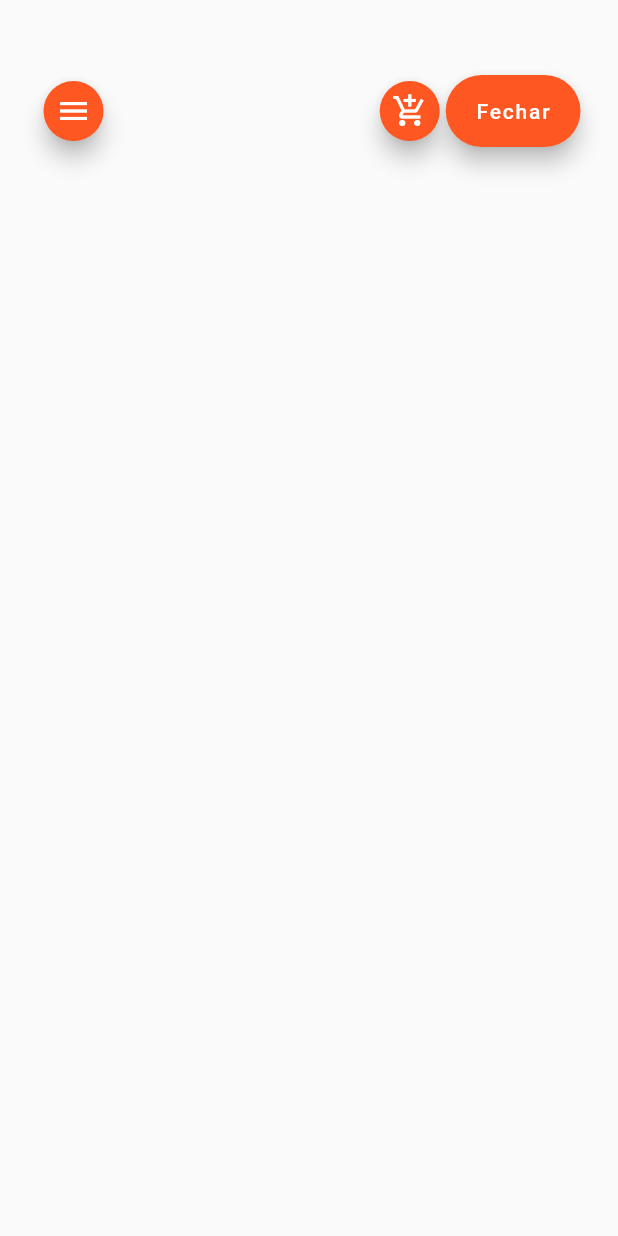
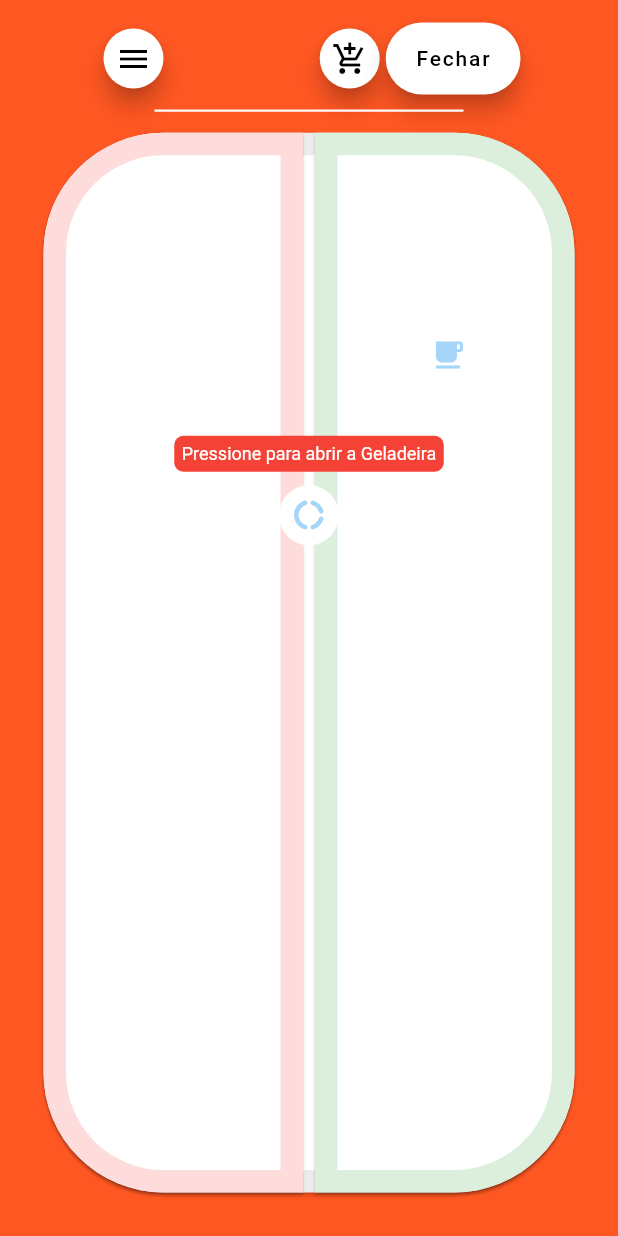
Before and after one commit to Fidjis/minha_geladeira, a Flutter app: the screen it shows after launch, on a phone screen of 412 x 824 dp. Run offline on Flutter 3.47's test engine with Material 2 defaults, Android fonts, the light colour scheme and no system bars.

Commit message:
Layout basico da HomeScreen concluido - Animacoes finalizadas

```diff
--- /dev/null
+++ b/lib/helpers/consts.dart
@@ -0,0 +1,3 @@
+class Consts {
+  static bool geladeiraAberta = false;
+}
--- a/lib/main.dart
+++ b/lib/main.dart
@@ -12,7 +12,18 @@ class MyApp extends StatelessWidget {
     return MaterialApp(
       title: 'Minha Geladeira',
       theme: ThemeData(
-        primarySwatch: Colors.deepOrange,
+        floatingActionButtonTheme: new FloatingActionButtonThemeData(
+          backgroundColor: Colors.white,
+          foregroundColor: Colors.black
+        ),
+        // textTheme: TextTheme(
+        //   bodyText1: TextStyle(),
+        //   bodyText2: TextStyle(),
+        // ).apply(
+        //   bodyColor: Colors.black,
+        //   displayColor: Colors.black,
+        // ),
+        scaffoldBackgroundColor: Colors.deepOrange,
         visualDensity: VisualDensity.adaptivePlatformDensity,
       ),
       home: HomeScreen(),
--- a/lib/views/home_screen.dart
+++ b/lib/views/home_screen.dart
@@ -1,4 +1,6 @@
 import 'package:flutter/material.dart';
+import 'package:minha_geladeira/helpers/Consts.dart';
+import 'package:minha_geladeira/widgets/geladeira_widget.dart';
 
 class HomeScreen extends StatefulWidget {
   @override
@@ -21,10 +23,25 @@ class _HomeScreenState extends State<HomeScreen> {
   }
 
   _buildBody() => Padding(
-    padding: EdgeInsets.fromLTRB(25.0, 50.0, 25.0, 25.0),
+    padding: EdgeInsets.fromLTRB(25.0, 15.0, 25.0, 25.0),
     child: Column(
+      mainAxisSize: MainAxisSize.max,
       children: [
-        _buildGeladeiraMenu(),
+        Padding(
+          padding: EdgeInsets.only(left: 40.0, right: 40.0),
+          child: _buildGeladeiraMenu(),
+        ),
+        //_buildGeladeiraMenu(),
+        //SizedBox(height: 10),
+        Container(
+          margin: EdgeInsets.only(top: 10.0, bottom: 10.0),
+          color: Colors.white,
+          height: 1.5,
+          width: MediaQuery.of(context).size.width / 2,
+        ),
+        Flexible(
+          child: GeladeiraWidget(),
+        ),
       ],
     ),
   );
@@ -35,7 +52,7 @@ class _HomeScreenState extends State<HomeScreen> {
         FloatingActionButton(
           child: Icon(Icons.menu),
           mini: true,
-          heroTag: "open menu",
+          heroTag: "open drawer",
           onPressed: () {
             _scaffoldKey.currentState.openDrawer();
           },
@@ -56,7 +73,7 @@ class _HomeScreenState extends State<HomeScreen> {
         FloatingActionButton.extended(
           heroTag: "fab fechar",
           onPressed: () {
-
+            setState(() => Consts.geladeiraAberta = !Consts.geladeiraAberta);
           },
           label: Text("Fechar"),
         ),
@@ -66,11 +83,7 @@ class _HomeScreenState extends State<HomeScreen> {
 
   _buildDrawer() {
     return Drawer(
-      // Add a ListView to the drawer. This ensures the user can scroll
-      // through the options in the drawer if there isn't enough vertical
-      // space to fit everything.
       child: ListView(
-        // Important: Remove any padding from the ListView.
         padding: EdgeInsets.zero,
         children: <Widget>[
           DrawerHeader(
--- /dev/null
+++ b/lib/widgets/bag_icon.dart
@@ -0,0 +1,65 @@
+import 'package:flutter/material.dart';
+
+class BagIcon extends StatefulWidget {
+
+  final Icon icon;
+
+  BagIcon({Key key, this.icon}) : super(key: key);
+
+  @override
+  _BagIconState createState() => _BagIconState();
+}
+
+class _BagIconState extends State<BagIcon> {
+
+  int counter = 1;
+
+  @override
+  Widget build(BuildContext context) {
+    return Stack( children: <Widget>[
+        // new IconButton(icon: Icon(Icons.notifications), onPressed: () {
+        //   //setState(() {
+        //     counter = 0;
+        //   //});
+        // }),
+        Container(
+          padding: EdgeInsets.all(4.0),
+          child: GestureDetector(
+            onTap: () {
+             setState(() {
+               counter = 0;
+             });
+            },
+            child: CircleAvatar(
+              backgroundColor: Colors.white,
+              backgroundImage: AssetImage('assets/images/avatar_01.png'),
+            ),
+          ),
+        ),
+        counter != 0 ? new Positioned(
+          right: 0,
+          top: 0,
+          child: new Container(
+            padding: EdgeInsets.all(2),
+            decoration: new BoxDecoration(
+              color: Colors.red,
+              borderRadius: BorderRadius.circular(6),
+            ),
+            constraints: BoxConstraints(
+              minWidth: 14,
+              minHeight: 14,
+            ),
+            child: Text(
+              '$counter',
+              style: TextStyle(
+                color: Colors.white,
+                fontSize: 8,
+              ),
+              textAlign: TextAlign.center,
+            ),
+          ),
+        ) : new Container()
+      ],
+    );
+  }
+}
--- /dev/null
+++ b/lib/widgets/bag_message_icon_widget.dart
@@ -0,0 +1,69 @@
+import 'dart:async';
+
+import 'package:flutter/material.dart';
+
+class BagIconWidget extends StatefulWidget {
+
+  final Icon icon;
+
+  BagIconWidget({Key key, this.icon}) : super(key: key);
+
+  @override
+  _BagIconWidgetState createState() => _BagIconWidgetState();
+}
+
+class _BagIconWidgetState extends State<BagIconWidget> {
+
+  Timer _timer;
+  bool showFirst = true;
+  @override
+  void initState() {
+    _timer = Timer.periodic(new Duration(seconds: 4), (Timer t) {
+      setState(() {
+        showFirst = !showFirst;
+      });
+    });
+    super.initState();
+  }
+
+  @override
+  Widget build(BuildContext context) {
+    return Column(
+      mainAxisSize: MainAxisSize.min,
+      children: <Widget>[
+        AnimatedOpacity(
+          opacity: showFirst  ? 0 : 1,// certo >>>> Consts.geladeiraAberta ? 0 : 1,
+          duration: Duration(milliseconds: 300),
+          child: Container(
+            padding: EdgeInsets.all(5),
+            margin: EdgeInsets.only(bottom: 5),
+            decoration: new BoxDecoration(
+              color: Colors.red,
+              borderRadius: BorderRadius.circular(6),
+            ),
+            constraints: BoxConstraints(
+              minWidth: 14,
+              minHeight: 14,
+            ),
+            child: Text(
+              'Pressione para abrir a Geladeira',
+              style: TextStyle(
+                color: Colors.white,
+                fontSize: 12,
+              ),
+              textAlign: TextAlign.center,
+            ),
+          )
+        ),
+        Container(
+          padding: EdgeInsets.all(4.0),
+          child: CircleAvatar(
+            backgroundColor: Colors.white,
+            //backgroundImage: AssetImage('assets/images/avatar_01.png'),
+            child: widget.icon,
+          ),
+        ),
+      ],
+    );
+  }
+}
--- /dev/null
+++ b/lib/widgets/geladeira_widget.dart
@@ -0,0 +1,139 @@
+import 'dart:async';
+
+import 'package:flutter/material.dart';
+import 'package:minha_geladeira/helpers/Consts.dart';
+import 'package:minha_geladeira/widgets/bag_message_icon_widget.dart';
+
+class GeladeiraWidget extends StatefulWidget {
+  @override
+  _GeladeiraWidgetState createState() => _GeladeiraWidgetState();
+}
+
+class _GeladeiraWidgetState extends State<GeladeiraWidget> {
+
+  Timer _timer;
+  // bool showFirst = true;
+  bool showFirst = false;
+
+  @override
+  Widget build(BuildContext context) {
+    return Stack(
+      children: [
+        _buildParteInterna(),
+        GestureDetector(
+          child: _buildPortas(context),
+          onTap: () {
+            setState((){
+              Consts.geladeiraAberta = !Consts.geladeiraAberta;
+              showFirst = !showFirst;
+            });
+          },
+        ),
+        Align(
+          alignment: FractionalOffset.topCenter,
+          child: Padding(
+            padding: EdgeInsets.only(
+              left: MediaQuery.of(context).size.width * 0.45,
+              top: MediaQuery.of(context).size.height * 0.17
+            ),
+            child: AnimatedOpacity(
+              opacity: showFirst  ? 0 : 1,// certo >>>> Consts.geladeiraAberta ? 0 : 1,
+              duration: Duration(milliseconds: 300),
+              child: Icon(Icons.free_breakfast, color: Colors.blue.withOpacity(0.4),),
+            ),
+          ),
+        ),
+        Align(
+          alignment: FractionalOffset.topCenter,
+          child: Padding(
+            padding: EdgeInsets.only(top: MediaQuery.of(context).size.height * 0.25),
+            child: AnimatedOpacity(
+              opacity: showFirst  ? 0 : 1,// certo >>>> Consts.geladeiraAberta ? 0 : 1,
+              duration: Duration(milliseconds: 300),
+              child: GestureDetector(
+                child: BagIconWidget(icon: Icon(Icons.donut_large_rounded, color: Colors.blue.withOpacity(0.4),)),
+                onTap: () {
+                  setState(() => Consts.geladeiraAberta = !Consts.geladeiraAberta);
+                },
+              ),
+            ),
+          ),
+        )
+      ],
+    );
+  }
+
+  _buildPortas(BuildContext context) {
+    return Row(children: [
+        Expanded(
+          child: Column(
+            crossAxisAlignment: CrossAxisAlignment.start,
+            mainAxisSize: MainAxisSize.max,
+            children: [
+              Expanded(
+                child: AnimatedContainer(
+                  duration: const Duration(seconds: 1),
+                  curve: Curves.bounceOut,
+                  width: Consts.geladeiraAberta ? 30 : MediaQuery.of(context).size.width,
+                  child: Card(
+                    shape: RoundedRectangleBorder(
+                      borderRadius: BorderRadius.only(
+                        bottomLeft: Radius.circular(80),
+                        topLeft: Radius.circular(80),
+                      ),
+                      side: BorderSide(
+                        color: Colors.redAccent.withOpacity(0.2),
+                        width: 15,
+                      ),
+                    ),
+                    child: Container(),
+                  ),
+                ),
+              ),
+            ],
+          ),
+        ),
+        Expanded(
+          child: Column(
+            crossAxisAlignment: CrossAxisAlignment.end,
+            mainAxisSize: MainAxisSize.max,
+            children: [
+              Expanded(
+                child: AnimatedContainer(
+                  duration: const Duration(seconds: 1),
+                  curve: Curves.bounceOut,
+                  width: Consts.geladeiraAberta ? 30 : MediaQuery.of(context).size.width,
+                  child: Card(
+                    shape: RoundedRectangleBorder(
+                      borderRadius: BorderRadius.only(
+                        bottomRight: Radius.circular(80),
+                        topRight: Radius.circular(80),
+                      ),
+                      side: BorderSide(
+                        color: Colors.green.withOpacity(0.2),
+                        width: 15,
+                      ),
+                    ),
+                    child: Container(),
+                  ),
+                ),
+              ),
+            ],
+          ),
+        ),
+      ],);
+  }
+
+  _buildParteInterna() {
+    return Card(
+      shape: RoundedRectangleBorder(
+        borderRadius: BorderRadius.circular(80.0),
+        side: BorderSide(
+          color: Colors.grey.withOpacity(0.2),
+          width: 15,
+        ),
+      ),
+      child: Container(),
+    );
+  }
+}
```
